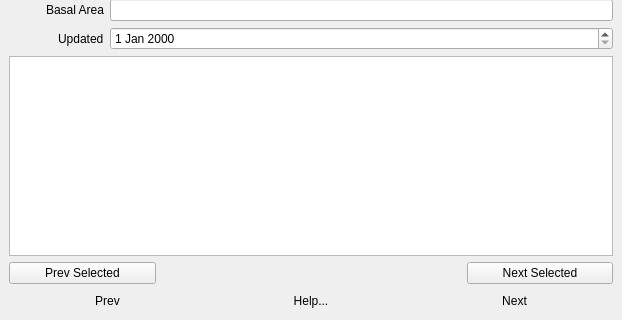
Old version of the form stand_browser_dockwidget_base.ui in the repository homann/stand-browser; both pictures show x 0 to 622 and y 392 to 712 of the 622 by 712 pixel window.
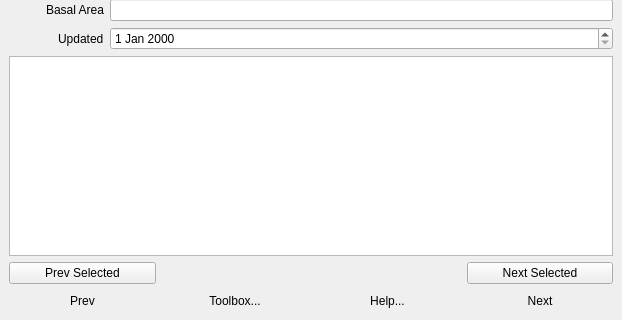
New version of the form.

Commit message: Toolbox: Can add some points

```diff
--- a/stand_browser_dockwidget_base.ui
+++ b/stand_browser_dockwidget_base.ui
@@ -31,6 +31,34 @@
        <enum>QLayout::SetMaximumSize</enum>
       </property>
       <item row="4" column="2">
+       <widget class="QToolButton" name="tbHelp">
+        <property name="sizePolicy">
+         <sizepolicy hsizetype="Preferred" vsizetype="Fixed">
+          <horstretch>0</horstretch>
+          <verstretch>0</verstretch>
+         </sizepolicy>
+        </property>
+        <property name="toolTip">
+         <string>Open help in browser</string>
+        </property>
+        <property name="styleSheet">
+         <string notr="true"/>
+        </property>
+        <property name="text">
+         <string>Help...</string>
+        </property>
+        <property name="iconSize">
+         <size>
+          <width>16</width>
+          <height>16</height>
+         </size>
+        </property>
+        <property name="autoRaise">
+         <bool>true</bool>
+        </property>
+       </widget>
+      </item>
+      <item row="4" column="3">
        <widget class="QToolButton" name="tbNext">
         <property name="sizePolicy">
          <sizepolicy hsizetype="Preferred" vsizetype="Fixed">
@@ -58,34 +86,6 @@
         </property>
        </widget>
       </item>
-      <item row="4" column="1">
-       <widget class="QToolButton" name="tbHelp">
-        <property name="sizePolicy">
-         <sizepolicy hsizetype="Preferred" vsizetype="Fixed">
-          <horstretch>0</horstretch>
-          <verstretch>0</verstretch>
-         </sizepolicy>
-        </property>
-        <property name="toolTip">
-         <string>Open help in browser</string>
-        </property>
-        <property name="styleSheet">
-         <string notr="true"/>
-        </property>
-        <property name="text">
-         <string>Help...</string>
-        </property>
-        <property name="iconSize">
-         <size>
-          <width>16</width>
-          <height>16</height>
-         </size>
-        </property>
-        <property name="autoRaise">
-         <bool>true</bool>
-        </property>
-       </widget>
-      </item>
       <item row="4" column="0">
        <widget class="QToolButton" name="tbPrev">
         <property name="sizePolicy">
@@ -111,6 +111,34 @@
         </property>
        </widget>
       </item>
+      <item row="4" column="1">
+       <widget class="QToolButton" name="tbToolbox">
+        <property name="sizePolicy">
+         <sizepolicy hsizetype="Preferred" vsizetype="Fixed">
+          <horstretch>0</horstretch>
+          <verstretch>0</verstretch>
+         </sizepolicy>
+        </property>
+        <property name="toolTip">
+         <string>Open help in browser</string>
+        </property>
+        <property name="styleSheet">
+         <string notr="true"/>
+        </property>
+        <property name="text">
+         <string>Toolbox...</string>
+        </property>
+        <property name="iconSize">
+         <size>
+          <width>16</width>
+          <height>16</height>
+         </size>
+        </property>
+        <property name="autoRaise">
+         <bool>true</bool>
+        </property>
+       </widget>
+      </item>
      </layout>
     </item>
     <item row="3" column="0" colspan="4">
```
The commit also changes 11 other files.
